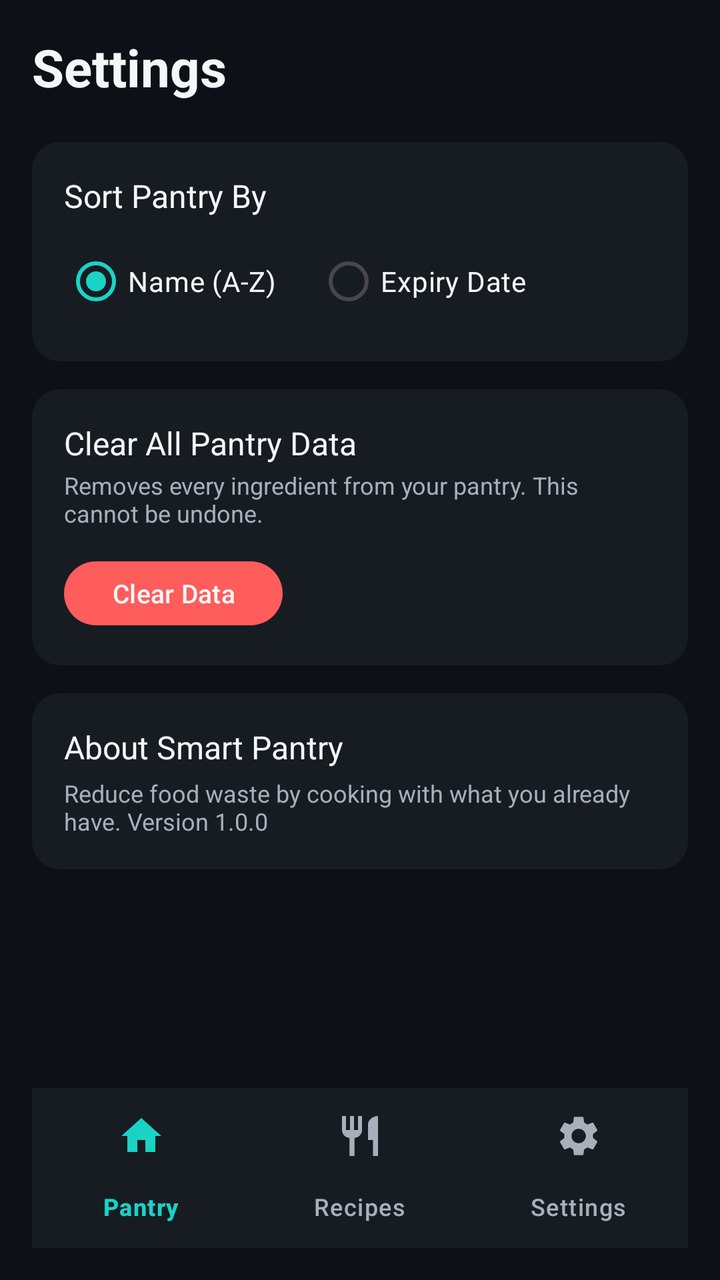
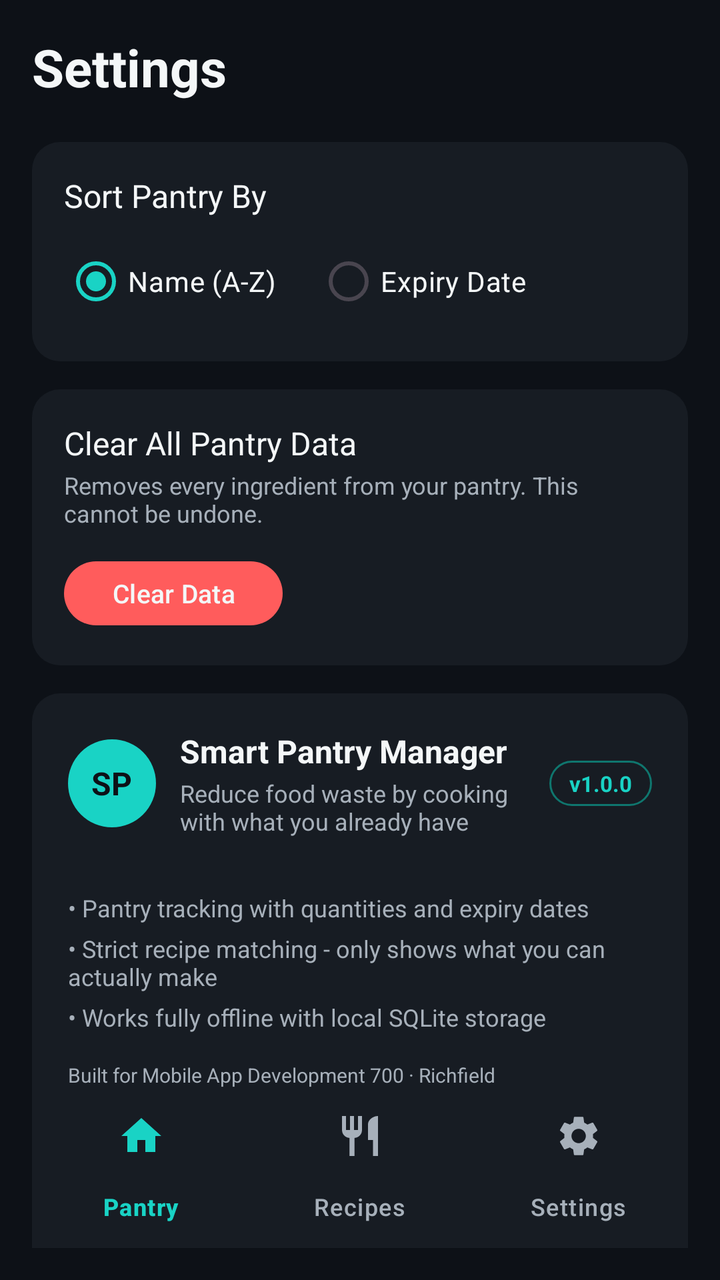

Compare the two renders of this Android layout. The source of the first and the diff that turns it into the second are given below.
<!-- AndroidManifest.xml: application theme Theme.SmartPantryManager -->
<!-- res/layout/activity_settings.xml -->
<?xml version="1.0" encoding="utf-8"?>
<androidx.constraintlayout.widget.ConstraintLayout xmlns:android="http://schemas.android.com/apk/res/android"
    xmlns:app="http://schemas.android.com/apk/res-auto"
    android:layout_width="match_parent"
    android:layout_height="match_parent"
    android:background="@color/background"
    android:padding="16dp">

    <TextView
        android:id="@+id/textSettingsTitle"
        android:layout_width="wrap_content"
        android:layout_height="wrap_content"
        android:text="Settings"
        android:textColor="@color/text_main"
        android:textSize="26sp"
        android:textStyle="bold"
        app:layout_constraintTop_toTopOf="parent"
        app:layout_constraintStart_toStartOf="parent" />

    
    <LinearLayout
        android:id="@+id/rowSortBy"
        android:layout_width="0dp"
        android:layout_height="wrap_content"
        android:orientation="vertical"
        android:background="@drawable/bg_card"
        android:padding="16dp"
        android:layout_marginTop="20dp"
        app:layout_constraintTop_toBottomOf="@id/textSettingsTitle"
        app:layout_constraintStart_toStartOf="parent"
        app:layout_constraintEnd_toEndOf="parent">

        <TextView
            android:layout_width="wrap_content"
            android:layout_height="wrap_content"
            android:text="Sort Pantry By"
            android:textColor="@color/text_main"
            android:textSize="16sp" />

        <RadioGroup
            android:id="@+id/radioGroupSortBy"
            android:layout_width="wrap_content"
            android:layout_height="wrap_content"
            android:orientation="horizontal"
            android:layout_marginTop="8dp">

            <RadioButton
                android:id="@+id/radioSortName"
                android:layout_width="wrap_content"
                android:layout_height="wrap_content"
                android:text="Name (A-Z)"
                android:textColor="@color/text_main"
                android:checked="true" />

            <RadioButton
                android:id="@+id/radioSortExpiry"
                android:layout_width="wrap_content"
                android:layout_height="wrap_content"
                android:text="Expiry Date"
                android:textColor="@color/text_main"
                android:layout_marginStart="20dp" />

        </RadioGroup>

    </LinearLayout>

    
    <LinearLayout
        android:id="@+id/rowClearData"
        android:layout_width="0dp"
        android:layout_height="wrap_content"
        android:orientation="vertical"
        android:background="@drawable/bg_card"
        android:padding="16dp"
        android:layout_marginTop="14dp"
        app:layout_constraintTop_toBottomOf="@id/rowSortBy"
        app:layout_constraintStart_toStartOf="parent"
        app:layout_constraintEnd_toEndOf="parent">

        <TextView
            android:layout_width="wrap_content"
            android:layout_height="wrap_content"
            android:text="Clear All Pantry Data"
            android:textColor="@color/text_main"
            android:textSize="16sp" />

        <TextView
            android:layout_width="wrap_content"
            android:layout_height="wrap_content"
            android:text="Removes every ingredient from your pantry. This cannot be undone."
            android:textColor="@color/text_secondary"
            android:textSize="12sp"
            android:layout_marginTop="2dp" />

        <com.google.android.material.button.MaterialButton
            android:id="@+id/buttonClearData"
            android:layout_width="wrap_content"
            android:layout_height="40dp"
            android:layout_marginTop="12dp"
            android:text="Clear Data"
            android:textColor="@color/text_main"
            android:textSize="13sp"
            app:backgroundTint="@color/error_delete"
            app:cornerRadius="20dp" />

    </LinearLayout>

    
    <LinearLayout
        android:id="@+id/rowAbout"
        android:layout_width="0dp"
        android:layout_height="wrap_content"
        android:orientation="vertical"
        android:background="@drawable/bg_card"
        android:padding="16dp"
        android:layout_marginTop="14dp"
        app:layout_constraintTop_toBottomOf="@id/rowClearData"
        app:layout_constraintStart_toStartOf="parent"
        app:layout_constraintEnd_toEndOf="parent">

        <TextView
            android:layout_width="wrap_content"
            android:layout_height="wrap_content"
            android:text="About Smart Pantry"
            android:textColor="@color/text_main"
            android:textSize="16sp" />

        <TextView
            android:layout_width="wrap_content"
            android:layout_height="wrap_content"
            android:text="Reduce food waste by cooking with what you already have. Version 1.0.0"
            android:textColor="@color/text_secondary"
            android:textSize="12sp"
            android:layout_marginTop="4dp" />

    </LinearLayout>

    <com.google.android.material.bottomnavigation.BottomNavigationView
        android:id="@+id/bottomNavSettings"
        android:layout_width="match_parent"
        android:layout_height="wrap_content"
        android:background="@color/card_bg"
        app:itemIconTint="@color/bottom_nav_item_color"
        app:itemTextColor="@color/bottom_nav_item_color"
        app:menu="@menu/bottom_nav_menu"
        app:layout_constraintBottom_toBottomOf="parent" />

</androidx.constraintlayout.widget.ConstraintLayout>
<!-- resources referenced by this layout -->
<resources>
  <color name="background">#0D1117</color>
  <color name="card_bg">#171C23</color>
  <color name="error_delete">#FF5C5C</color>
  <color name="text_main">#F4F7F8</color>
  <color name="text_secondary">#A7B0BA</color>
  <!-- drawable bg_card (drawable) -->
  <?xml version="1.0" encoding="utf-8"?>
  <shape xmlns:android="http://schemas.android.com/apk/res/android">
      <solid android:color="@color/card_bg" />
      <corners android:radius="14dp" />
  </shape>
  <style name="Theme.SmartPantryManager" parent="Base.Theme.SmartPantryManager" />
  <style name="Base.Theme.SmartPantryManager" parent="Theme.Material3.DayNight.NoActionBar">
          <item name="android:windowBackground">@color/background</item>
          <item name="colorPrimary">@color/primary_aqua</item>
          <item name="colorOnPrimary">@color/background</item>
          <item name="android:textColorPrimary">@color/text_main</item>
          <item name="android:textColorSecondary">@color/text_secondary</item>
      </style>
  <color name="primary_aqua">#19D3C5</color>
</resources>

<!-- the commit's change to res/layout/activity_settings.xml (unified diff, before → after) -->
@@ -112,25 +112,118 @@
         android:layout_height="wrap_content"
         android:orientation="vertical"
         android:background="@drawable/bg_card"
-        android:padding="16dp"
+        android:padding="18dp"
         android:layout_marginTop="14dp"
         app:layout_constraintTop_toBottomOf="@id/rowClearData"
         app:layout_constraintStart_toStartOf="parent"
         app:layout_constraintEnd_toEndOf="parent">
 
-        <TextView
-            android:layout_width="wrap_content"
-            android:layout_height="wrap_content"
-            android:text="About Smart Pantry"
-            android:textColor="@color/text_main"
-            android:textSize="16sp" />
-
-        <TextView
-            android:layout_width="wrap_content"
-            android:layout_height="wrap_content"
-            android:text="Reduce food waste by cooking with what you already have. Version 1.0.0"
+        <LinearLayout
+            android:layout_width="match_parent"
+            android:layout_height="wrap_content"
+            android:orientation="horizontal"
+            android:gravity="center_vertical">
+
+            <FrameLayout
+                android:layout_width="44dp"
+                android:layout_height="44dp"
+                android:background="@drawable/bg_circle_avatar">
+
+                <TextView
+                    android:layout_width="wrap_content"
+                    android:layout_height="wrap_content"
+                    android:layout_gravity="center"
+                    android:text="SP"
+                    android:textColor="@color/background"
+                    android:textStyle="bold"
+                    android:textSize="16sp" />
+
+            </FrameLayout>
+
+            <LinearLayout
+                android:layout_width="0dp"
+                android:layout_height="wrap_content"
+                android:layout_weight="1"
+                android:layout_marginStart="12dp"
+                android:orientation="vertical">
+
+                <TextView
+                    android:layout_width="wrap_content"
+                    android:layout_height="wrap_content"
+                    android:text="Smart Pantry Manager"
+                    android:textColor="@color/text_main"
+                    android:textSize="16sp"
+                    android:textStyle="bold" />
+
+                <TextView
+                    android:layout_width="wrap_content"
+                    android:layout_height="wrap_content"
+                    android:text="Reduce food waste by cooking with what you already have"
+                    android:textColor="@color/text_secondary"
+                    android:textSize="12sp"
+                    android:layout_marginTop="2dp" />
+
+            </LinearLayout>
+
+            <TextView
+                android:layout_width="wrap_content"
+                android:layout_height="wrap_content"
+                android:text="v1.0.0"
+                android:textColor="@color/primary_aqua"
+                android:textSize="11sp"
+                android:textStyle="bold"
+                android:background="@drawable/bg_input_field"
+                android:paddingStart="10dp"
+                android:paddingEnd="10dp"
+                android:paddingTop="4dp"
+                android:paddingBottom="4dp" />
+
+        </LinearLayout>
+
+        <View
+            android:layout_width="match_parent"
+            android:layout_height="1dp"
+            android:background="@color/card_bg"
+            android:layout_marginTop="14dp"
+            android:layout_marginBottom="12dp" />
+
+        <TextView
+            android:layout_width="wrap_content"
+            android:layout_height="wrap_content"
+            android:text="• Pantry tracking with quantities and expiry dates"
+            android:textColor="@color/text_secondary"
+            android:textSize="12sp" />
+
+        <TextView
+            android:layout_width="wrap_content"
+            android:layout_height="wrap_content"
+            android:text="• Strict recipe matching - only shows what you can actually make"
             android:textColor="@color/text_secondary"
             android:textSize="12sp"
+            android:layout_marginTop="4dp" />
+
+        <TextView
+            android:layout_width="wrap_content"
+            android:layout_height="wrap_content"
+            android:text="• Works fully offline with local SQLite storage"
+            android:textColor="@color/text_secondary"
+            android:textSize="12sp"
+            android:layout_marginTop="4dp" />
+
+        <TextView
+            android:layout_width="wrap_content"
+            android:layout_height="wrap_content"
+            android:text="Built for Mobile App Development 700 · Richfield"
+            android:textColor="@color/text_secondary"
+            android:textSize="10sp"
+            android:layout_marginTop="14dp" />
+
+        <TextView
+            android:layout_width="wrap_content"
+            android:layout_height="wrap_content"
+            android:text="Developed by Kerina Ramasar"
+            android:textColor="@color/text_secondary"
+            android:textSize="10sp"
             android:layout_marginTop="4dp" />
 
     </LinearLayout>
<!-- resource entries referenced after the edit -->
@@ -3,6 +3,7 @@
   <color name="background">#0D1117</color>
   <color name="card_bg">#171C23</color>
   <color name="error_delete">#FF5C5C</color>
+  <color name="primary_aqua">#19D3C5</color>
   <color name="text_main">#F4F7F8</color>
   <color name="text_secondary">#A7B0BA</color>
   <!-- drawable bg_card (drawable) -->
@@ -11,7 +12,22 @@
       <solid android:color="@color/card_bg" />
       <corners android:radius="14dp" />
   </shape>
+  <!-- drawable bg_circle_avatar (drawable) -->
+  <?xml version="1.0" encoding="utf-8"?>
+  <shape xmlns:android="http://schemas.android.com/apk/res/android"
+      android:shape="oval">
+      <solid android:color="@color/primary_aqua" />
+  </shape>
+  <!-- drawable bg_input_field (drawable) -->
+  <?xml version="1.0" encoding="utf-8"?>
+  <shape xmlns:android="http://schemas.android.com/apk/res/android">
+      <solid android:color="@color/card_bg" />
+      <corners android:radius="12dp" />
+      <stroke android:width="1dp" android:color="@color/dark_aqua" />
+      <padding android:left="14dp" android:top="12dp" android:right="14dp" android:bottom="12dp" />
+  </shape>
   <style name="Theme.SmartPantryManager" parent="Base.Theme.SmartPantryManager" />
+  <color name="dark_aqua">#0F766E</color>
   <style name="Base.Theme.SmartPantryManager" parent="Theme.Material3.DayNight.NoActionBar">
           <item name="android:windowBackground">@color/background</item>
           <item name="colorPrimary">@color/primary_aqua</item>
@@ -19,6 +35,5 @@
           <item name="android:textColorPrimary">@color/text_main</item>
           <item name="android:textColorSecondary">@color/text_secondary</item>
       </style>
-  <color name="primary_aqua">#19D3C5</color>
 </resources>
 
